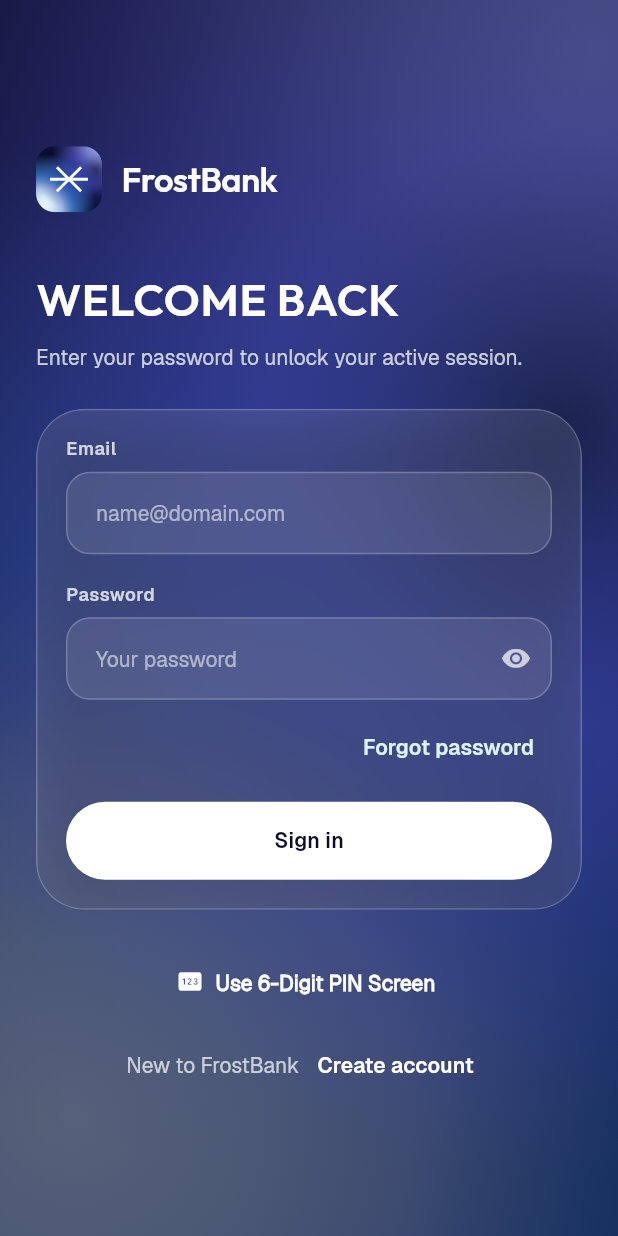
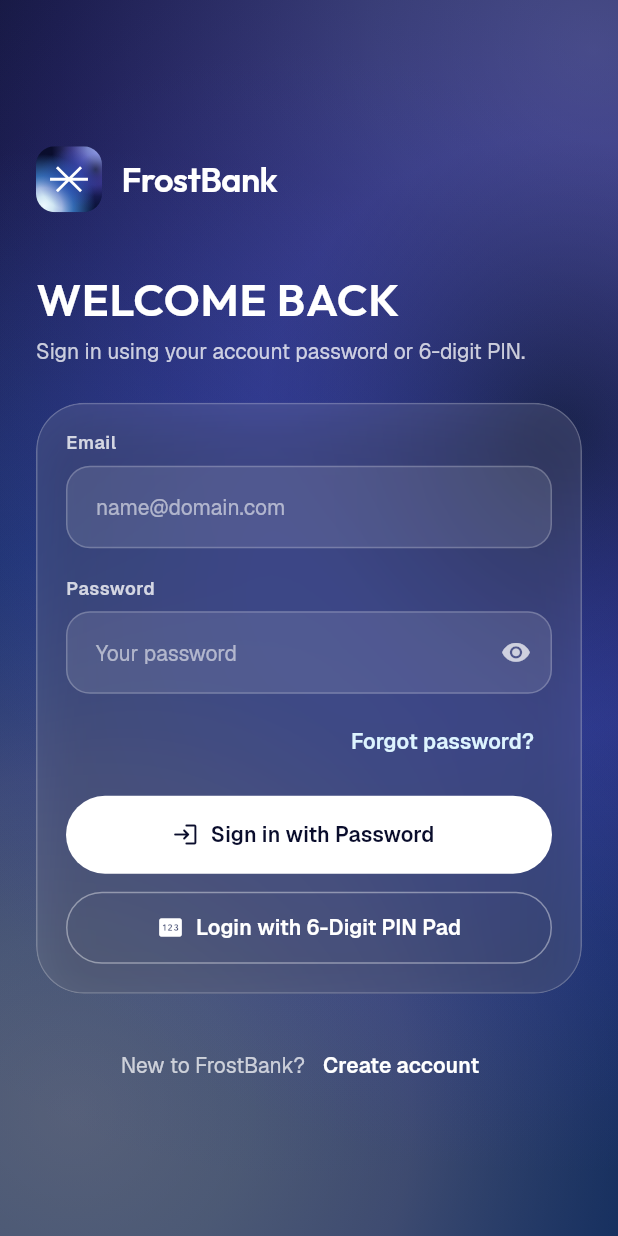
Before and after one commit to FrostBank-Co-Ltd/Banking-App, a Flutter app: the screen it shows after launch, on a phone screen of 412 x 824 dp. Run offline on Flutter 3.47's test engine with Material 3 defaults, Android fonts, the phone set to English and light mode, and no system bars; our stand-ins replace flutter_riverpod, go_router, qr_flutter, supabase_flutter; missing offline and left inert: mobile_scanner; accounts and stored records are empty.

Commit message:
Fix: Pin code stuff

```diff
--- a/lib/presentation/screens/login_screen.dart
+++ b/lib/presentation/screens/login_screen.dart
@@ -8,7 +8,7 @@ import '../../state/providers.dart';
 import '../widgets/brand.dart';
 import '../widgets/surfaces.dart';
 
-/// Password Authentication Screen used for re-authenticating after closing/backgrounding the app.
+/// Clean BPI Mobile-Style Sign-In Screen with quick 6-Digit PIN Pad navigation.
 class LoginScreen extends ConsumerStatefulWidget {
   const LoginScreen({super.key});
 
@@ -20,6 +20,10 @@ class _LoginScreenState extends ConsumerState<LoginScreen> {
   late final TextEditingController _email;
   late final TextEditingController _password;
 
+  bool _obscurePassword = true;
+  bool _submitting = false;
+  String? _errorMessage;
+
   @override
   void initState() {
     super.initState();
@@ -29,10 +33,6 @@ class _LoginScreenState extends ConsumerState<LoginScreen> {
     _password = TextEditingController(text: '');
   }
 
-  bool _obscure = true;
-  bool _submitting = false;
-  String? _errorMessage;
-
   @override
   void dispose() {
     _email.dispose();
@@ -40,7 +40,7 @@ class _LoginScreenState extends ConsumerState<LoginScreen> {
     super.dispose();
   }
 
-  Future<void> _submit() async {
+  Future<void> _submitPassword() async {
     if (_submitting) return;
 
     final emailText = _email.text.trim();
@@ -57,6 +57,7 @@ class _LoginScreenState extends ConsumerState<LoginScreen> {
       _submitting = true;
       _errorMessage = null;
     });
+
     try {
       ref.read(preferencesProvider.notifier).setRememberedEmail(emailText);
       await ref
@@ -99,14 +100,15 @@ class _LoginScreenState extends ConsumerState<LoginScreen> {
                       letterSpacing: 0.5,
                     ),
                   ),
-                  const SizedBox(height: Space.x3),
+                  const SizedBox(height: Space.x2),
                   Text(
-                    'Enter your password to unlock your active session.',
+                    'Sign in using your account password or 6-digit PIN.',
                     style: AppType.bodyMedium.copyWith(
                       color: Colors.white.withValues(alpha: 0.76),
                     ),
                   ),
                   const SizedBox(height: Space.x6),
+
                   GlassPanel(
                     child: Column(
                       crossAxisAlignment: CrossAxisAlignment.start,
@@ -143,6 +145,8 @@ class _LoginScreenState extends ConsumerState<LoginScreen> {
                           ),
                           const SizedBox(height: Space.x4),
                         ],
+
+                        // Shared Email Field
                         const FrostFieldLabel('Email'),
                         FrostField(
                           controller: _email,
@@ -151,21 +155,25 @@ class _LoginScreenState extends ConsumerState<LoginScreen> {
                           textInputAction: TextInputAction.next,
                           autofillHints: const [AutofillHints.email],
                         ),
+
                         const SizedBox(height: Space.x5),
+
                         const FrostFieldLabel('Password'),
                         FrostField(
                           controller: _password,
                           hint: 'Your password',
-                          obscure: _obscure,
+                          obscure: _obscurePassword,
                           textInputAction: TextInputAction.done,
-                          onSubmitted: (_) => _submit(),
+                          onSubmitted: (_) => _submitPassword(),
                           suffix: IconButton(
-                            onPressed: () =>
-                                setState(() => _obscure = !_obscure),
-                            tooltip:
-                                _obscure ? 'Show password' : 'Hide password',
+                            onPressed: () => setState(
+                              () => _obscurePassword = !_obscurePassword,
+                            ),
+                            tooltip: _obscurePassword
+                                ? 'Show password'
+                                : 'Hide password',
                             icon: Icon(
-                              _obscure
+                              _obscurePassword
                                   ? Icons.visibility_rounded
                                   : Icons.visibility_off_rounded,
                               size: 20,
@@ -181,23 +189,23 @@ class _LoginScreenState extends ConsumerState<LoginScreen> {
                             style: TextButton.styleFrom(
                               foregroundColor: Palette.frostIcePale,
                             ),
-                            child: const Text('Forgot password'),
+                            child: const Text('Forgot password?'),
                           ),
                         ),
                         const SizedBox(height: Space.x3),
                         SizedBox(
                           width: double.infinity,
-                          child: FilledButton(
-                            onPressed: _submitting ? null : _submit,
+                          child: FilledButton.icon(
+                            onPressed: _submitting ? null : _submitPassword,
                             style: FilledButton.styleFrom(
                               backgroundColor: Colors.white,
                               foregroundColor: Palette.frostBaseTop,
-                              disabledBackgroundColor: Colors.white.withValues(
-                                alpha: 0.7,
-                              ),
+                              disabledBackgroundColor:
+                                  Colors.white.withValues(alpha: 0.7),
                               disabledForegroundColor: Palette.frostBaseTop,
                             ),
-                            child: _submitting
+                            icon: const Icon(Icons.login_rounded, size: 18),
+                            label: _submitting
                                 ? const SizedBox(
                                     height: 20,
                                     width: 20,
@@ -206,35 +214,46 @@ class _LoginScreenState extends ConsumerState<LoginScreen> {
                                       color: Palette.frostBaseTop,
                                     ),
                                   )
-                                : const Text('Sign in'),
+                                : const Text('Sign in with Password'),
+                          ),
+                        ),
+                        const SizedBox(height: Space.x3),
+                        SizedBox(
+                          width: double.infinity,
+                          child: OutlinedButton.icon(
+                            onPressed: () {
+                              final emailText = _email.text.trim();
+                              if (emailText.isNotEmpty) {
+                                ref
+                                    .read(preferencesProvider.notifier)
+                                    .setRememberedEmail(emailText);
+                              }
+                              context.go('/pin-lock');
+                            },
+                            style: OutlinedButton.styleFrom(
+                              foregroundColor: Colors.white,
+                              side: BorderSide(
+                                color: Colors.white.withValues(alpha: 0.4),
+                              ),
+                              padding: const EdgeInsets.symmetric(vertical: 14),
+                            ),
+                            icon: const Icon(Icons.pin_rounded, size: 18),
+                            label: const Text('Login with 6-Digit PIN Pad'),
                           ),
                         ),
                       ],
                     ),
                   ),
+
                   const SizedBox(height: Space.x6),
+
                   Center(
-                    child: Column(
-                      children: [
-                        TextButton.icon(
-                          onPressed: () => context.go('/pin-lock'),
-                          icon: const Icon(Icons.pin_rounded,
-                              color: Colors.white, size: 18),
-                          label: Text(
-                            'Use 6-Digit PIN Screen',
-                            style: AppType.bodyMedium.copyWith(
-                              color: Colors.white,
-                              fontWeight: FontWeight.bold,
-                            ),
-                          ),
-                        ),
-                        const SizedBox(height: Space.x2),
-                        Wrap(
+                    child: Wrap(
                       alignment: WrapAlignment.center,
                       crossAxisAlignment: WrapCrossAlignment.center,
                       children: [
                         Text(
-                              'New to FrostBank',
+                          'New to FrostBank?',
                           style: AppType.bodyMedium.copyWith(
                             color: Colors.white.withValues(alpha: 0.72),
                           ),
@@ -248,8 +267,6 @@ class _LoginScreenState extends ConsumerState<LoginScreen> {
                         ),
                       ],
                     ),
-                      ],
-                    ),
                   ),
                 ],
               ),
--- a/lib/presentation/widgets/brand.dart
+++ b/lib/presentation/widgets/brand.dart
@@ -2,6 +2,7 @@ import 'dart:math' as math;
 import 'dart:ui' as ui;
 
 import 'package:flutter/material.dart';
+import 'package:flutter/services.dart';
 
 import '../../core/design/tokens.dart';
 import '../../core/design/typography.dart';
@@ -453,6 +454,8 @@ class FrostField extends StatelessWidget {
     this.textInputAction,
     this.onSubmitted,
     this.autofillHints,
+    this.inputFormatters,
+    this.maxLength,
     super.key,
   });
 
@@ -465,6 +468,8 @@ class FrostField extends StatelessWidget {
   final TextInputAction? textInputAction;
   final ValueChanged<String>? onSubmitted;
   final Iterable<String>? autofillHints;
+  final List<TextInputFormatter>? inputFormatters;
+  final int? maxLength;
 
   @override
   Widget build(BuildContext context) {
@@ -480,9 +485,12 @@ class FrostField extends StatelessWidget {
       textInputAction: textInputAction,
       onSubmitted: onSubmitted,
       autofillHints: autofillHints,
+      inputFormatters: inputFormatters,
+      maxLength: maxLength,
       cursorColor: Colors.white,
       style: AppType.bodyLarge.copyWith(color: Colors.white),
       decoration: InputDecoration(
+        counterText: '',
         hintText: hint,
         hintStyle: AppType.bodyMedium.copyWith(
           color: Colors.white.withValues(alpha: 0.56),
```
Also changed, not shown: lib/presentation/screens/pin_lock_screen.dart (+10 -3 lines). Lines whose indentation alone changed are shown as unchanged.
